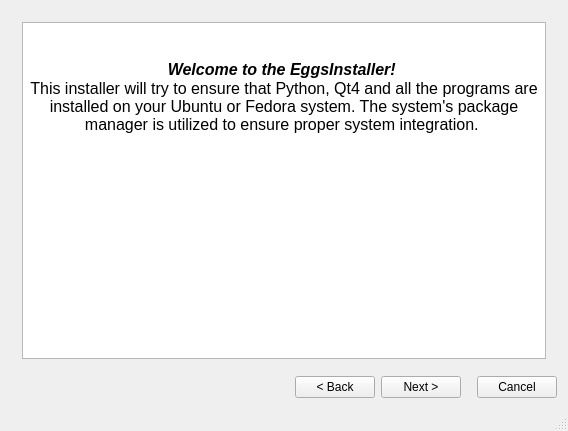
First picture: the form in eggsinstaller.ui, repository elcritch/eggsinstaller, before the edit.
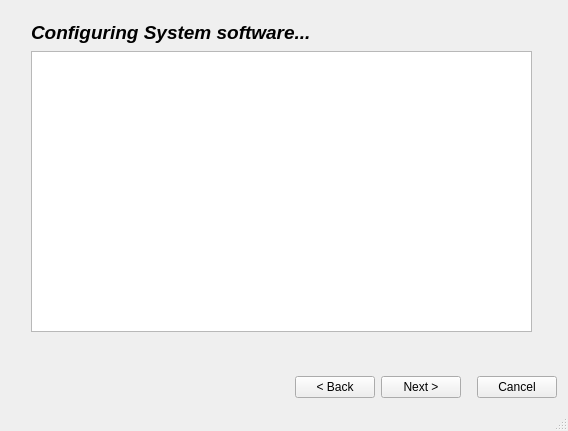
Second picture: the form after the edit. The open tabs and pages were chosen to show the change.

Commit message: Added basic interface for installer.

The edit to the form file:
```diff
--- a/eggsinstaller.ui
+++ b/eggsinstaller.ui
@@ -81,6 +81,81 @@
         </item>
        </layout>
       </widget>
+      <widget class="QWidget" name="page_3">
+       <layout class="QGridLayout" name="gridLayout_3">
+        <item row="1" column="0">
+         <widget class="QTextBrowser" name="textBrowser_3">
+          <property name="html">
+           <string>&lt;!DOCTYPE HTML PUBLIC &quot;-//W3C//DTD HTML 4.0//EN&quot; &quot;http://www.w3.org/TR/REC-html40/strict.dtd&quot;&gt;
+&lt;html&gt;&lt;head&gt;&lt;meta name=&quot;qrichtext&quot; content=&quot;1&quot; /&gt;&lt;style type=&quot;text/css&quot;&gt;
+p, li { white-space: pre-wrap; }
+&lt;/style&gt;&lt;/head&gt;&lt;body style=&quot; font-family:'Sans Serif'; font-size:9pt; font-weight:400; font-style:normal;&quot;&gt;
+&lt;p style=&quot; margin-top:0px; margin-bottom:0px; margin-left:0px; margin-right:0px; -qt-block-indent:0; text-indent:0px;&quot;&gt;To ensure that the application runs properly several dependencies need to be installed. The installer will try to install Python, Qt4 and PyQt4 using the system's package manager. This will require system administrator privileges (i.e. root access). &lt;/p&gt;&lt;/body&gt;&lt;/html&gt;</string>
+          </property>
+         </widget>
+        </item>
+        <item row="2" column="0">
+         <widget class="QCheckBox" name="checkBox_2">
+          <property name="text">
+           <string>Configure system?</string>
+          </property>
+         </widget>
+        </item>
+        <item row="0" column="0">
+         <widget class="QLabel" name="label_3">
+          <property name="autoFillBackground">
+           <bool>true</bool>
+          </property>
+          <property name="text">
+           <string>&lt;!DOCTYPE HTML PUBLIC &quot;-//W3C//DTD HTML 4.0//EN&quot; &quot;http://www.w3.org/TR/REC-html40/strict.dtd&quot;&gt;
+&lt;html&gt;&lt;head&gt;&lt;meta name=&quot;qrichtext&quot; content=&quot;1&quot; /&gt;&lt;style type=&quot;text/css&quot;&gt;
+p, li { white-space: pre-wrap; }
+&lt;/style&gt;&lt;/head&gt;&lt;body style=&quot; font-family:'Sans Serif'; font-size:9pt; font-weight:400; font-style:normal;&quot;&gt;
+&lt;p style=&quot; margin-top:0px; margin-bottom:0px; margin-left:0px; margin-right:0px; -qt-block-indent:0; text-indent:0px;&quot;&gt;&lt;span style=&quot; font-size:14pt; font-weight:600; font-style:italic;&quot;&gt;Configure System Software?&lt;/span&gt;&lt;/p&gt;&lt;/body&gt;&lt;/html&gt;</string>
+          </property>
+         </widget>
+        </item>
+       </layout>
+      </widget>
+      <widget class="QWidget" name="page_4">
+       <widget class="QLabel" name="label_4">
+        <property name="geometry">
+         <rect>
+          <x>20</x>
+          <y>10</y>
+          <width>532</width>
+          <height>24</height>
+         </rect>
+        </property>
+        <property name="autoFillBackground">
+         <bool>true</bool>
+        </property>
+        <property name="text">
+         <string>&lt;!DOCTYPE HTML PUBLIC &quot;-//W3C//DTD HTML 4.0//EN&quot; &quot;http://www.w3.org/TR/REC-html40/strict.dtd&quot;&gt;
+&lt;html&gt;&lt;head&gt;&lt;meta name=&quot;qrichtext&quot; content=&quot;1&quot; /&gt;&lt;style type=&quot;text/css&quot;&gt;
+p, li { white-space: pre-wrap; }
+&lt;/style&gt;&lt;/head&gt;&lt;body style=&quot; font-family:'Sans Serif'; font-size:9pt; font-weight:400; font-style:normal;&quot;&gt;
+&lt;p style=&quot; margin-top:0px; margin-bottom:0px; margin-left:0px; margin-right:0px; -qt-block-indent:0; text-indent:0px;&quot;&gt;&lt;span style=&quot; font-size:14pt; font-weight:600; font-style:italic;&quot;&gt;Configuring System software...&lt;/span&gt;&lt;/p&gt;&lt;/body&gt;&lt;/html&gt;</string>
+        </property>
+       </widget>
+       <widget class="QTextBrowser" name="textBrowser_4">
+        <property name="geometry">
+         <rect>
+          <x>20</x>
+          <y>40</y>
+          <width>501</width>
+          <height>281</height>
+         </rect>
+        </property>
+        <property name="html">
+         <string>&lt;!DOCTYPE HTML PUBLIC &quot;-//W3C//DTD HTML 4.0//EN&quot; &quot;http://www.w3.org/TR/REC-html40/strict.dtd&quot;&gt;
+&lt;html&gt;&lt;head&gt;&lt;meta name=&quot;qrichtext&quot; content=&quot;1&quot; /&gt;&lt;style type=&quot;text/css&quot;&gt;
+p, li { white-space: pre-wrap; }
+&lt;/style&gt;&lt;/head&gt;&lt;body style=&quot; font-family:'Sans Serif'; font-size:9pt; font-weight:400; font-style:normal;&quot;&gt;
+&lt;p style=&quot;-qt-paragraph-type:empty; margin-top:0px; margin-bottom:0px; margin-left:0px; margin-right:0px; -qt-block-indent:0; text-indent:0px;&quot;&gt;&lt;/p&gt;&lt;/body&gt;&lt;/html&gt;</string>
+        </property>
+       </widget>
+      </widget>
      </widget>
     </item>
     <item>
```
Left out of the diff: 2 changed lines with no effect on the pictures.
